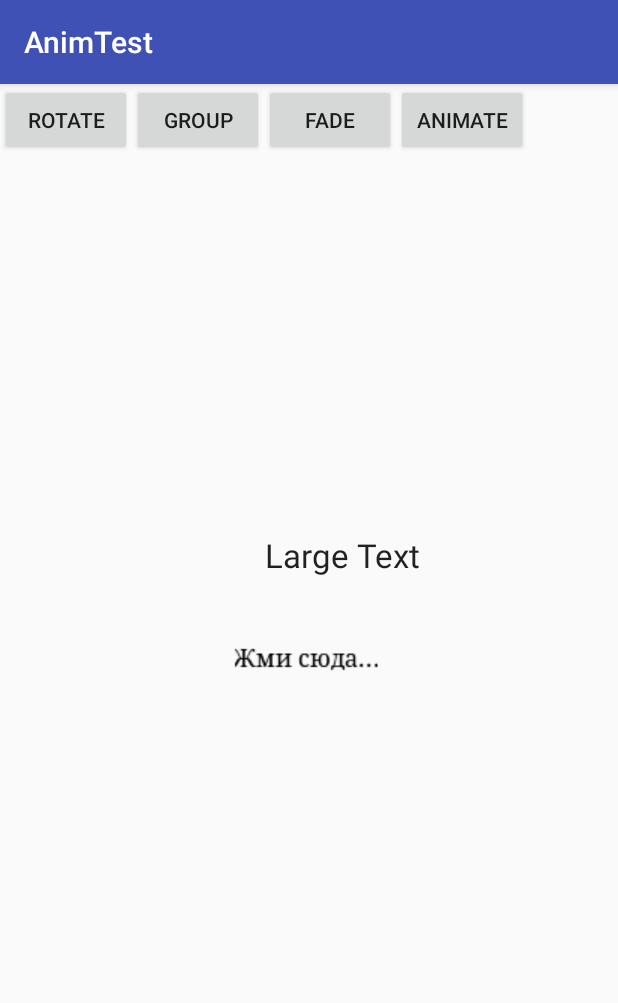
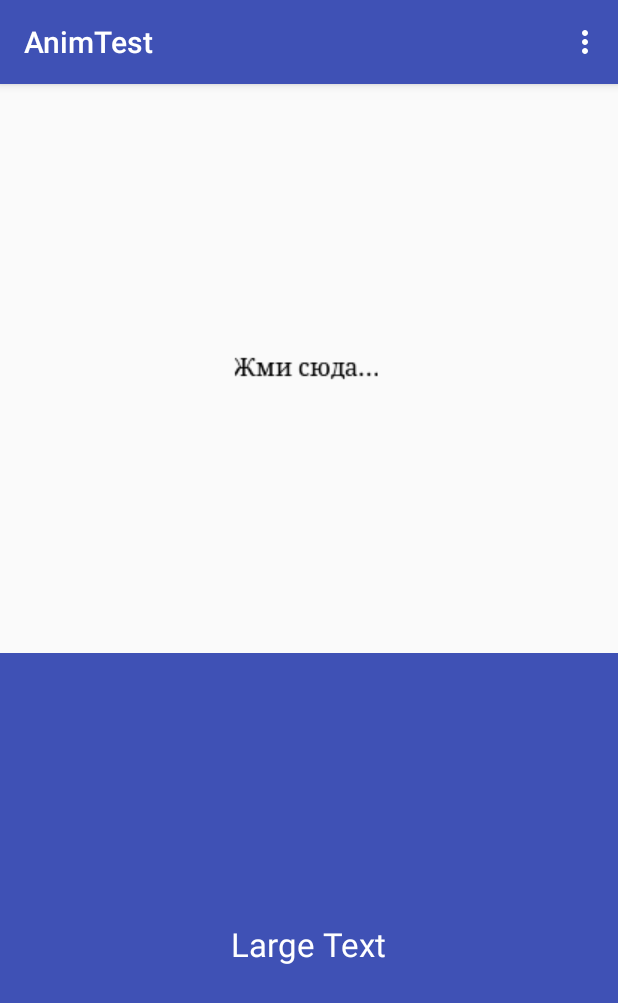
Before and after one commit to ivadimn/learning, an Android app: the screen it shows after launch (MainActivity), on a phone screen of 412 x 824 dp. Shown: the top 1003 px of the screen. Run offline under Robolectric (Android 15) with nearby library versions, the phone set to English and light mode, and no system bars.

Commit message:
изменения

```diff
--- a/AnimTest/app/src/main/java/org/ivadimn/animtest/MainActivity.java
+++ b/AnimTest/app/src/main/java/org/ivadimn/animtest/MainActivity.java
@@ -6,6 +6,8 @@ import android.animation.ObjectAnimator;
 import android.animation.TimeInterpolator;
 import android.support.v7.app.AppCompatActivity;
 import android.os.Bundle;
+import android.view.Menu;
+import android.view.MenuItem;
 import android.view.View;
 import android.view.animation.Animation;
 import android.view.animation.AnimationUtils;
@@ -15,11 +17,35 @@ import android.widget.TextView;
 
 public class MainActivity extends AppCompatActivity {
 
+    private TextView textView;
     @Override
     public void onCreate(Bundle savedInstanceState) {
         super.onCreate(savedInstanceState);
         setContentView(R.layout.activity_main);
+        textView = (TextView) findViewById(R.id.textView1);
+    }
 
+    @Override
+    public boolean onCreateOptionsMenu(Menu menu) {
+        getMenuInflater().inflate(R.menu.main_menu, menu);
+        return true;
+    }
+
+    @Override
+    public boolean onOptionsItemSelected(MenuItem item) {
+        int id  = item.getItemId();
+        switch(id) {
+            case R.id.mi_scale_id:
+                scaleAnimation();
+                return true;
+            default:
+                return super.onOptionsItemSelected(item);
+        }
+    }
+
+    private void scaleAnimation() {
+        Animation anim = AnimationUtils.loadAnimation(this, R.anim.scale);
+        textView.startAnimation(anim);
 
     }
 }
--- a/AnimTest/app/src/main/res/layout/activity_main.xml
+++ b/AnimTest/app/src/main/res/layout/activity_main.xml
@@ -1,45 +1,17 @@
 <?xml version="1.0" encoding="utf-8"?>
-<RelativeLayout xmlns:android="http://schemas.android.com/apk/res/android"
+<LinearLayout xmlns:android="http://schemas.android.com/apk/res/android"
     android:id="@+id/layout"
     android:layout_width="match_parent"
     android:layout_height="match_parent"
-    android:orientation="vertical" >
+    android:orientation="vertical"
+    >
 
-    <LinearLayout
-        android:id="@+id/test"
-        android:layout_width="wrap_content"
-        android:layout_height="wrap_content" >
-
-        <Button
-            android:id="@+id/Button01"
-            android:layout_width="wrap_content"
+    <RelativeLayout
+        android:id="@+id/test_image"
+        android:layout_width="match_parent"
         android:layout_height="wrap_content"
-            android:onClick="startAnimation"
-            android:text="Rotate" />
-
-        <Button
-            android:id="@+id/Button04"
-            android:layout_width="wrap_content"
-            android:layout_height="wrap_content"
-            android:onClick="startAnimation"
-            android:text="Group" >
-        </Button>
-
-        <Button
-            android:id="@+id/Button03"
-            android:layout_width="wrap_content"
-            android:layout_height="wrap_content"
-            android:onClick="startAnimation"
-            android:text="Fade" />
-
-        <Button
-            android:id="@+id/Button02"
-            android:layout_width="wrap_content"
-            android:layout_height="wrap_content"
-            android:onClick="startAnimation"
-            android:text="Animate" />
-
-    </LinearLayout>
+        android:layout_weight="1.0"
+        >
 
         <ImageView
             android:id="@+id/imageView1"
@@ -49,14 +21,31 @@
             android:layout_centerVertical="true"
             android:src="@drawable/ba" />
 
+
+    </RelativeLayout>
+
+    <RelativeLayout
+        android:id="@+id/test_text"
+        android:layout_width="match_parent"
+        android:layout_height="wrap_content"
+        android:background="@color/colorPrimary"
+        android:layout_weight="1.0"
+        android:orientation="vertical">
+
         <TextView
             android:id="@+id/textView1"
             android:layout_width="wrap_content"
             android:layout_height="wrap_content"
-        android:layout_above="@+id/imageView1"
-        android:layout_alignRight="@+id/imageView1"
+            android:layout_centerHorizontal="true"
+            android:layout_centerVertical="true"
             android:layout_marginBottom="30dp"
+            android:textColor="@color/colorWhite"
             android:text="Large Text"
             android:textAppearance="?android:attr/textAppearanceLarge" />
 
+
     </RelativeLayout>
+
+
+
+</LinearLayout>
--- /dev/null
+++ b/AnimTest/app/src/main/res/menu/main_menu.xml
@@ -0,0 +1,16 @@
+<?xml version="1.0" encoding="utf-8"?>
+<menu xmlns:android="http://schemas.android.com/apk/res/android"
+    xmlns:app="http://schemas.android.com/apk/res-auto">
+    <item android:id="@+id/mi_scale_id"
+        android:title="@string/anim_scale_title"
+        app:showAsAction="collapseActionView"/>
+    <item android:id="@+id/mi_rotate_id"
+        android:title="@string/anim_rotate_title"
+        app:showAsAction="collapseActionView"/>
+    <item android:id="@+id/mi_translate_id"
+        android:title="@string/anim_translate_title"
+        app:showAsAction="collapseActionView"/>
+    <item android:id="@+id/mi_alpha_id"
+        android:title="@string/anim_alpha_title"
+        app:showAsAction="collapseActionView"/>
+</menu>
--- a/AnimTest/app/src/main/res/values/colors.xml
+++ b/AnimTest/app/src/main/res/values/colors.xml
@@ -3,4 +3,5 @@
     <color name="colorPrimary">#3F51B5</color>
     <color name="colorPrimaryDark">#303F9F</color>
     <color name="colorAccent">#FF4081</color>
+    <color name="colorWhite">#FFFFFF</color>
 </resources>
--- a/AnimTest/app/src/main/res/values/strings.xml
+++ b/AnimTest/app/src/main/res/values/strings.xml
@@ -1,3 +1,7 @@
 <resources>
     <string name="app_name">AnimTest</string>
+    <string name="anim_scale_title">Масштабирование</string>
+    <string name="anim_rotate_title">Вращение</string>
+    <string name="anim_translate_title">Позиционирование</string>
+    <string name="anim_alpha_title">Прозрачность</string>
 </resources>
```
Lines whose indentation alone changed are shown as unchanged.
